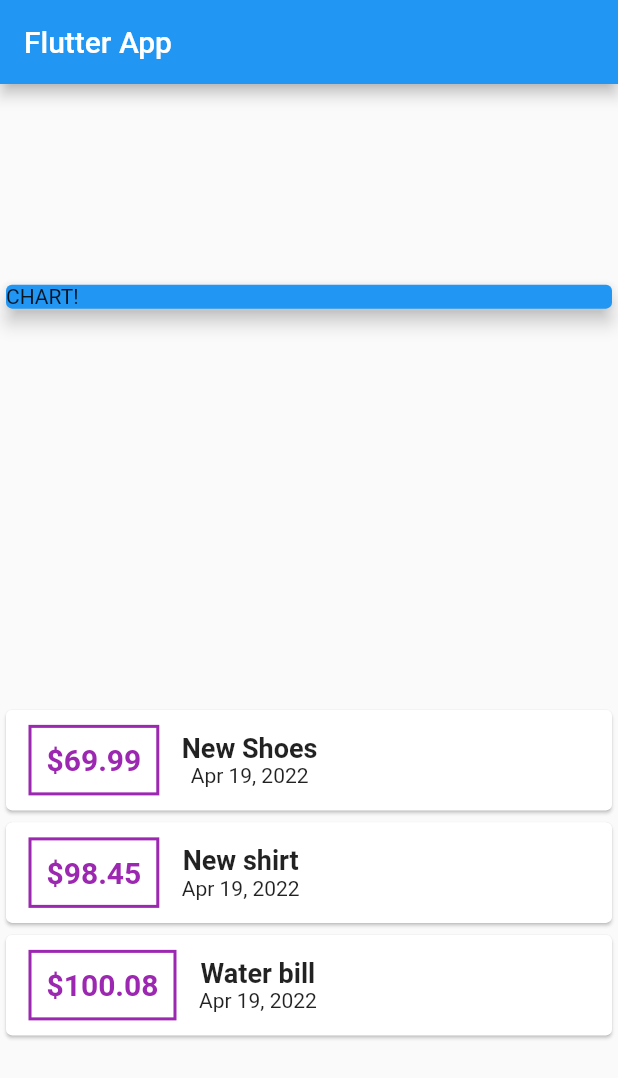
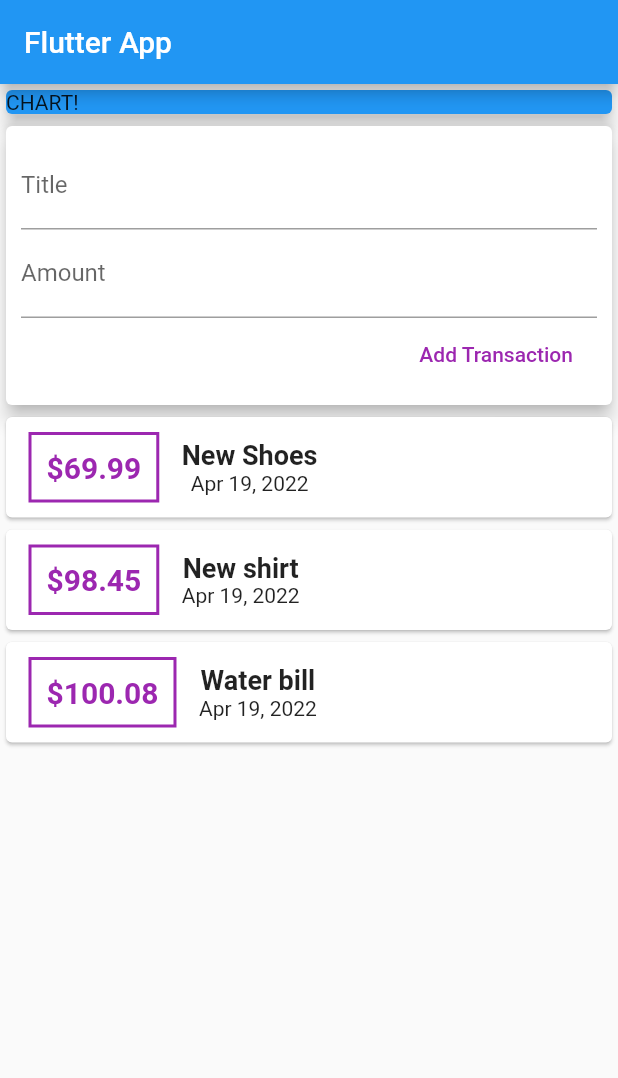
Before and after one commit to jiahaoliuliu/FlutterAndDartTheCompleteGuide-2022Edition, a Flutter app: the screen it shows after launch, on a phone screen of 412 x 824 dp. Shown: the top 1078 px of the screen. Run offline on Flutter 3.47's test engine with Material 2 defaults, Android fonts, the phone set to English and light mode, and no system bars.

Commit message:
JL Distributed the widgets into different files. Created the first list view

```diff
--- a/section4/lib/main.dart
+++ b/section4/lib/main.dart
@@ -1,7 +1,5 @@
 import 'package:flutter/material.dart';
-import 'package:intl/intl.dart';
-
-import './transaction.dart';
+import './widgets/user_transactions.dart';
 
 void main() => runApp(MyApp());
 
@@ -16,22 +14,15 @@ class MyApp extends StatelessWidget {
 }
 
 class MyHomePage extends StatelessWidget {
-  final List<Transaction> transactionsList = [
-    Transaction(
-        id: 't1', title: 'New Shoes', amount: 69.99, date: DateTime.now()),
-    Transaction(
-        id: 't2', title: 'New shirt', amount: 98.45, date: DateTime.now()),
-    Transaction(
-        id: 't3', title: 'Water bill', amount: 100.08, date: DateTime.now()),
-  ];
   @override
   Widget build(BuildContext context) {
     return Scaffold(
       appBar: AppBar(
         title: Text('Flutter App'),
       ),
-      body: Column(
-          mainAxisAlignment: MainAxisAlignment.spaceAround,
+      body: SingleChildScrollView(
+        child: Column(
+          // mainAxisAlignment: MainAxisAlignment.spaceAround,
           crossAxisAlignment: CrossAxisAlignment.stretch,
           children: [
             Container(
@@ -44,40 +35,10 @@ class MyHomePage extends StatelessWidget {
                 elevation: 5,
               ),
             ),
-            Column(
-              children: transactionsList.map((transaction) {
-                return Card(
-                    child: Row(
-                  children: [
-                    Container(
-                      margin:
-                          EdgeInsets.symmetric(vertical: 10, horizontal: 15),
-                      decoration: BoxDecoration(
-                        border: Border.all(color: Colors.purple, width: 2),
-                      ),
-                      padding: EdgeInsets.all(10),
-                      child: Text(
-                        '\$${transaction.amount}',
-                        style: TextStyle(
-                          fontWeight: FontWeight.bold,
-                          fontSize: 20,
-                          color: Colors.purple,
-                        ),
-                      ),
-                    ),
-                    Column(children: [
-                      Text(transaction.title,
-                          style: TextStyle(
-                              fontSize: 18, fontWeight: FontWeight.bold)),
-                      Text(
-                        DateFormat.yMMMd().format(transaction.date),
-                      ),
-                    ])
-                  ],
-                ));
-              }).toList(),
-            ),
-          ]),
+            UserTransactions(),
+          ],
+        ),
+      ),
     );
   }
 }
--- /dev/null
+++ b/section4/lib/widgets/new_transaction.dart
@@ -0,0 +1,42 @@
+import 'package:flutter/material.dart';
+
+import 'package:flutter/material.dart';
+
+class NewTransactions extends StatelessWidget {
+  final Function addTransaction;
+  final titleController = TextEditingController();
+  final amountController = TextEditingController();
+
+  NewTransactions(this.addTransaction);
+
+  @override
+  Widget build(BuildContext context) {
+    return Card(
+      elevation: 5,
+      child: Container(
+        padding: EdgeInsets.all(10),
+        child: Column(
+          crossAxisAlignment: CrossAxisAlignment.end,
+          children: [
+            TextField(
+              decoration: const InputDecoration(labelText: "Title"),
+              controller: titleController,
+            ),
+            TextField(
+              decoration: const InputDecoration(labelText: "Amount"),
+              controller: amountController,
+            ),
+            FlatButton(
+              child: Text('Add Transaction'),
+              textColor: Colors.purple,
+              onPressed: () {
+                addTransaction(
+                    titleController.text, double.parse(amountController.text));
+              },
+            ),
+          ],
+        ),
+      ),
+    );
+  }
+}
--- /dev/null
+++ b/section4/lib/widgets/transaction_list.dart
@@ -0,0 +1,49 @@
+import 'package:flutter/material.dart';
+import '../models/transaction.dart';
+import 'package:intl/intl.dart';
+
+class TransactionList extends StatelessWidget {
+  final List<Transaction> _transactionsList;
+
+  TransactionList(this._transactionsList);
+
+  @override
+  Widget build(BuildContext context) {
+    return Container(
+      height: 350,
+      child: ListView.builder(
+        itemBuilder: (context, position) {
+          return Card(
+              child: Row(
+            children: [
+              Container(
+                margin: EdgeInsets.symmetric(vertical: 10, horizontal: 15),
+                decoration: BoxDecoration(
+                  border: Border.all(color: Colors.purple, width: 2),
+                ),
+                padding: EdgeInsets.all(10),
+                child: Text(
+                  '\$${_transactionsList[position].amount}',
+                  style: TextStyle(
+                    fontWeight: FontWeight.bold,
+                    fontSize: 20,
+                    color: Colors.purple,
+                  ),
+                ),
+              ),
+              Column(children: [
+                Text(_transactionsList[position].title,
+                    style:
+                        TextStyle(fontSize: 18, fontWeight: FontWeight.bold)),
+                Text(
+                  DateFormat.yMMMd().format(_transactionsList[position].date),
+                ),
+              ])
+            ],
+          ));
+        },
+        itemCount: _transactionsList.length,
+      ),
+    );
+  }
+}
--- /dev/null
+++ b/section4/lib/widgets/user_transactions.dart
@@ -0,0 +1,43 @@
+import 'package:flutter/material.dart';
+
+import './new_transaction.dart';
+import './transaction_list.dart';
+import '../models/transaction.dart';
+
+class UserTransactions extends StatefulWidget {
+  @override
+  State<UserTransactions> createState() => _UserTransactionsState();
+}
+
+class _UserTransactionsState extends State<UserTransactions> {
+  final List<Transaction> transactionsList = [
+    Transaction(
+        id: 't1', title: 'New Shoes', amount: 69.99, date: DateTime.now()),
+    Transaction(
+        id: 't2', title: 'New shirt', amount: 98.45, date: DateTime.now()),
+    Transaction(
+        id: 't3', title: 'Water bill', amount: 100.08, date: DateTime.now()),
+  ];
+
+  void _addNewTransaction(String title, double amount) {
+    final newTransaction = Transaction(
+        title: title,
+        amount: amount,
+        date: DateTime.now(),
+        id: DateTime.now().toString());
+
+    setState(() {
+      transactionsList.add(newTransaction);
+    });
+  }
+
+  @override
+  Widget build(BuildContext context) {
+    return Column(
+      children: [
+        NewTransactions(_addNewTransaction),
+        TransactionList(transactionsList)
+      ],
+    );
+  }
+}
```
Also changed, not shown: section4/lib/models/transaction.dart (renamed from section4/lib/transaction.dart).
